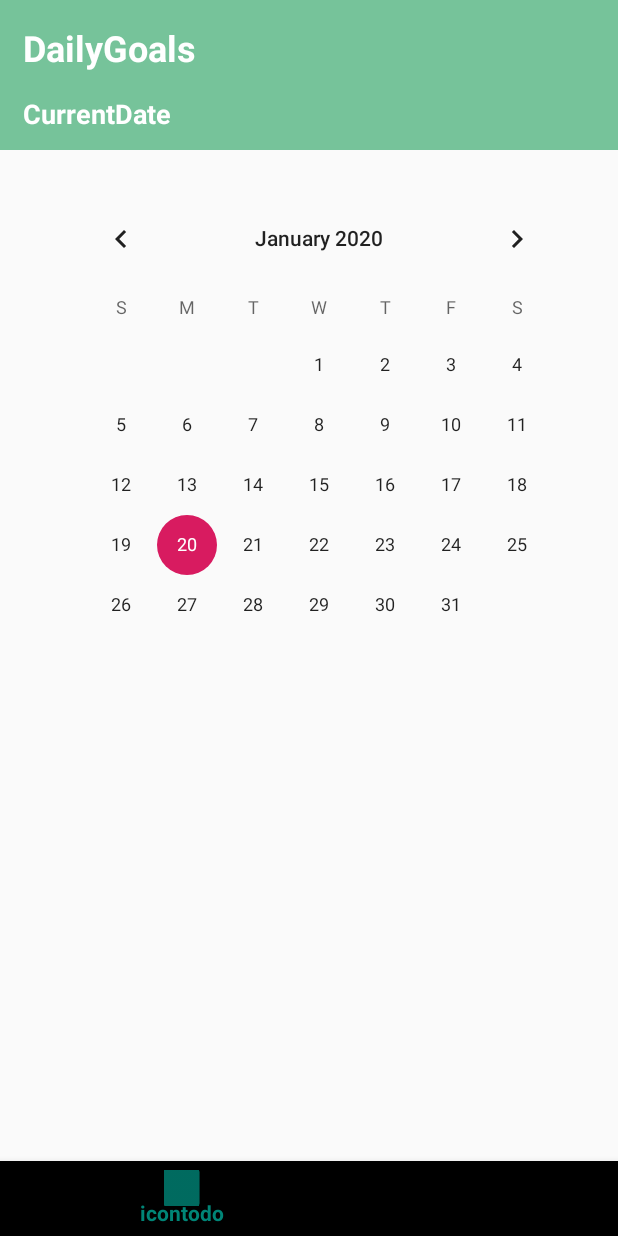
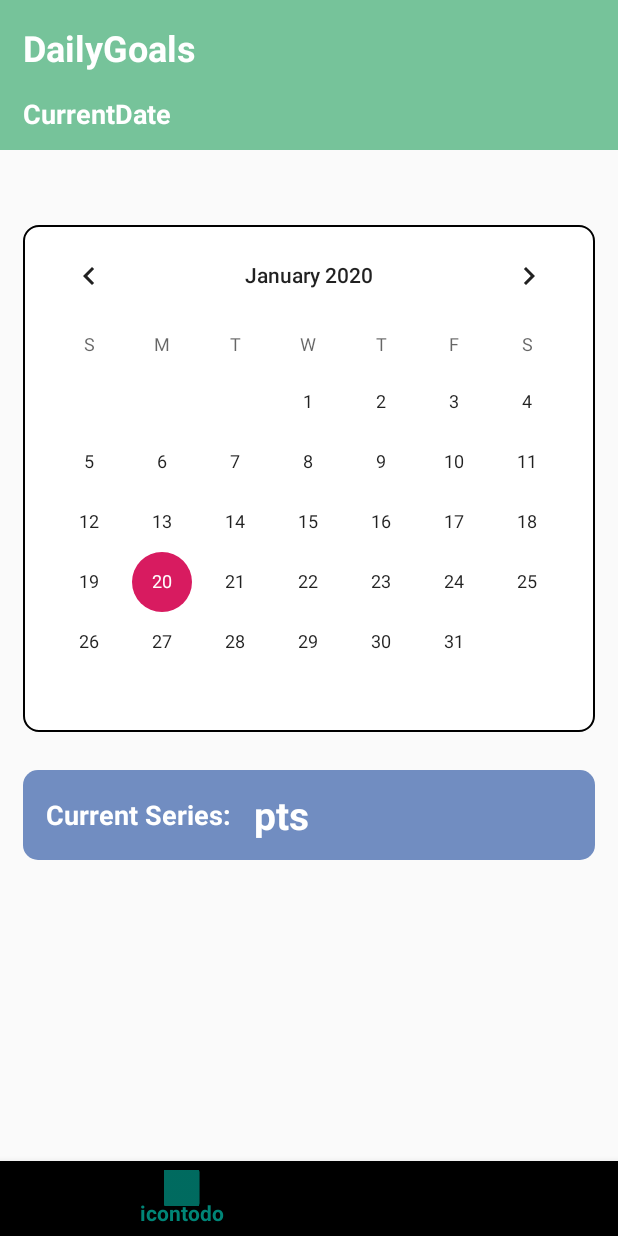
Before and after one commit to yingyingxx/App, an Android app: the layout calender.xml on its own in the app's theme, with its tools: preview values and no code run, on a phone screen of 412 x 824 dp. Run offline under Robolectric (Android 15) with nearby library versions, the phone set to English and light mode, and no system bars.

Commit message:
New Goal Layout unfinished

```diff
--- /dev/null
+++ b/app/src/main/java/com/example/appdailygoals/Calendar.java
@@ -0,0 +1,6 @@
+package com.example.appdailygoals;
+
+import android.app.Activity;
+
+public class Calendar extends Activity {
+}
--- /dev/null
+++ b/app/src/main/java/com/example/appdailygoals/Calender.java
@@ -0,0 +1,6 @@
+package com.example.appdailygoals;
+
+import android.app.Activity;
+
+public class Calender extends Activity {
+}
--- /dev/null
+++ b/app/src/main/java/com/example/appdailygoals/NewGoal.java
@@ -0,0 +1,6 @@
+package com.example.appdailygoals;
+
+import android.app.Activity;
+
+public class NewGoal extends Activity {
+}
--- /dev/null
+++ b/app/src/main/res/drawable/bg_calen.xml
@@ -0,0 +1,13 @@
+<?xml version="1.0" encoding="utf-8"?>
+<shape xmlns:android="http://schemas.android.com/apk/res/android">
+
+<corners
+    android:radius="10dp" />
+
+<stroke android:width="1dp" />
+
+<solid
+    android:color="#FFF"
+    />
+
+</shape>
--- /dev/null
+++ b/app/src/main/res/drawable/bg_inputfield.xml
@@ -0,0 +1,13 @@
+<?xml version="1.0" encoding="utf-8"?>
+<shape xmlns:android="http://schemas.android.com/apk/res/android">
+
+    <corners
+        android:radius="10dp" />
+
+    <stroke android:width="1dp" />
+
+    <solid
+        android:color="#FFF"
+        />
+
+</shape>
--- /dev/null
+++ b/app/src/main/res/drawable/rounded_border.xml
@@ -0,0 +1,10 @@
+<?xml version="1.0" encoding="utf-8"?>
+<shape xmlns:android="http://schemas.android.com/apk/res/android">
+
+    <corners
+        android:radius="10dp" />
+
+    <solid
+     android:color="#718DC1"
+        />
+</shape>
--- a/app/src/main/res/layout/activity_main.xml
+++ b/app/src/main/res/layout/activity_main.xml
@@ -14,6 +14,7 @@
         <!--header-->
         <include layout="@layout/header" />
 
+    <!--buttom_navi-->
     <com.google.android.material.bottomnavigation.BottomNavigationView
         android:id="@+id/design_navigation_view"
         android:layout_width="match_parent"
@@ -21,7 +22,7 @@
         android:layout_alignParentBottom="true"
         app:menu="@menu/footer" />
 
-
+    <!--main-->
     <RelativeLayout
         android:id="@+id/main"
         android:layout_width="fill_parent"
--- a/app/src/main/res/layout/calender.xml
+++ b/app/src/main/res/layout/calender.xml
@@ -1,14 +1,13 @@
 <?xml version="1.0" encoding="utf-8"?>
 
-<RelativeLayout
-    xmlns:android="http://schemas.android.com/apk/res/android"
+<RelativeLayout xmlns:android="http://schemas.android.com/apk/res/android"
     xmlns:app="http://schemas.android.com/apk/res-auto"
     xmlns:tools="http://schemas.android.com/tools"
     android:id="@+id/main"
-    android:layout_width="match_parent"
-    android:layout_height="match_parent"
+    android:layout_width="wrap_content"
+    android:layout_height="wrap_content"
     android:clickable="false"
-    tools:context=".MainActivity"
+    tools:context=".Calendar"
     tools:ignore="DuplicateIds">
 
     <!--header-->
@@ -21,19 +20,71 @@
         android:layout_alignParentBottom="true"
         app:menu="@menu/footer" />
 
+    <!--main-->
     <RelativeLayout
-        android:id="@+id/calender"
         android:layout_width="fill_parent"
         android:layout_height="fill_parent"
         android:layout_below="@id/header"
         app:layout_constraintTop_toBottomOf="@+id/header">
 
-        <CalendarView
-            android:id="@+id/calendarView"
+
+        <!--calendar-->
+        <LinearLayout
+            android:id="@+id/calender"
+            android:layout_width="match_parent"
+            android:layout_height="wrap_content"
+            android:layout_marginStart="15dp"
+            android:layout_marginTop="50dp"
+            android:layout_marginEnd="15dp"
+            android:background="@drawable/bg_calen">
+
+            <CalendarView
+                android:id="@+id/calendarView"
+                android:layout_width="match_parent"
+                android:layout_height="match_parent">
+
+            </CalendarView>
+        </LinearLayout>
+
+
+        <!--series-->
+        <RelativeLayout
+            android:id="@+id/seriesView"
+            android:layout_width="match_parent"
+            android:layout_height="60dp"
+            android:layout_below="@id/calender"
+            android:layout_marginStart="15dp"
+            android:layout_marginTop="25dp"
+            android:layout_marginEnd="15dp"
+            android:background="@drawable/rounded_border">
+
+            <!--Current Series-->
+            <TextView
+            android:id="@+id/seriesTextView"
             android:layout_width="wrap_content"
-            android:layout_height="320dp"
-            android:layout_alignParentEnd="true"
-            android:layout_marginTop="25dp"
-            android:layout_marginEnd="25dp" />
+            android:layout_height="wrap_content"
+            android:layout_centerVertical="true"
+            android:layout_marginStart="15dp"
+            android:text="@string/seriesString"
+            android:textColor="#FFFFFF"
+            android:textSize="18sp"
+            android:textStyle="bold" />
+
+            <!--Current Series Points-->
+            <TextView
+                android:id="@+id/seriesView"
+                android:layout_width="wrap_content"
+                android:layout_height="wrap_content"
+                android:layout_centerVertical="true"
+                android:layout_marginStart="15dp"
+                android:layout_toEndOf="@+id/seriesTextView"
+                android:text="@string/seriesPoints"
+                android:textColor="#FFFFFF"
+                android:textSize="26sp"
+                android:textStyle="bold" />
+
+
+        </RelativeLayout>
+
     </RelativeLayout>
 </RelativeLayout>
--- a/app/src/main/res/menu/footer.xml
+++ b/app/src/main/res/menu/footer.xml
@@ -1,7 +1,7 @@
 <?xml version="1.0" encoding="utf-8"?>
 
 <menu xmlns:android="http://schemas.android.com/apk/res/android"
-    xmlns:app="http://schemas.android.com/apk/res-auto">
+   >
 
 
     <item
--- a/app/src/main/res/values/strings.xml
+++ b/app/src/main/res/values/strings.xml
@@ -7,4 +7,11 @@
     <string name="othergoal">othergoaltext</string>
     <string name="icontodostring">icontodo</string>
     <string name="iconkalender">Kalender</string>
+    <string name="seriesString">Current Series:</string>
+    <string name="seriesPoints">pts</string>
+    <string name="goalNameString">Name</string>
+    <string name="motivationString">Motivation</string>
+    <string name="notificationString">Allow Notification</string>
+    <string name="cancelString">Cancel</string>
+    <string name="saveString">Save</string>
 </resources>
--- a/app/src/main/res/values/styles.xml
+++ b/app/src/main/res/values/styles.xml
@@ -8,4 +8,7 @@
         <item name="colorAccent">@color/colorAccent</item>
     </style>
 
+
+
+
 </resources>
```
